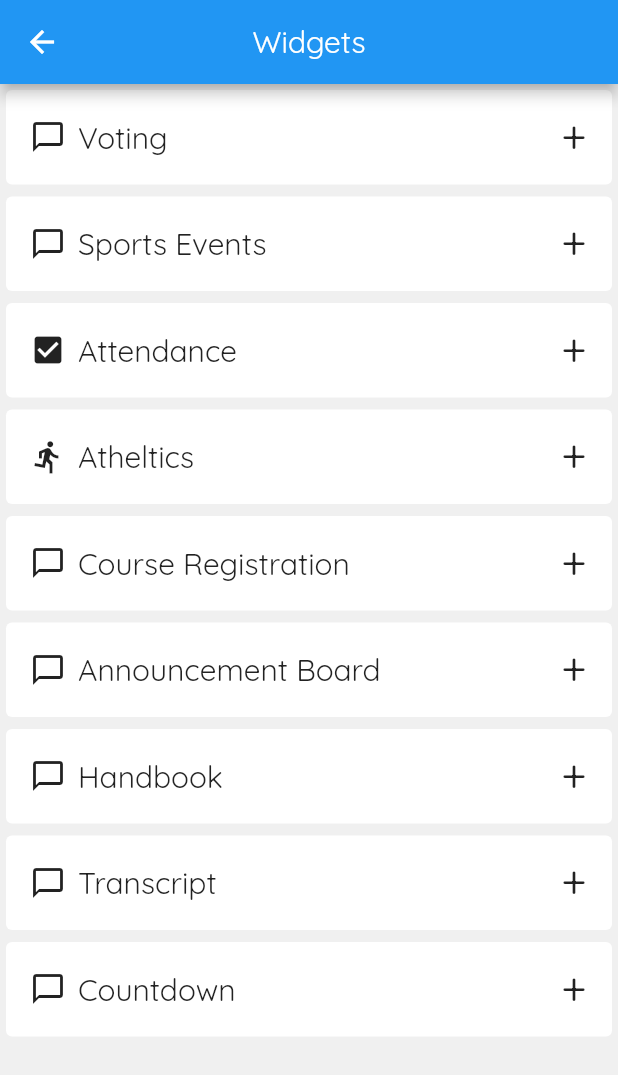
After one commit to Seb-Park/My-Milton-App, a Flutter app: the NavHub screen opened directly, on a phone screen of 412 x 824 dp. The commit adds this screen. Shown: the top 1075 px of the screen. Run offline on Flutter 3.47's test engine with Material 2 defaults, Android fonts, the phone set to English and light mode, and no system bars; our stand-ins replace cloud_firestore, curved_navigation_bar, firebase_auth, google_fonts, google_sign_in; accounts and stored records are empty; project files that could hold a hidden picture were left out.

Commit message:
Add the error messages (that don't work) and the Hub functionality.
The error message function doesn't work because every time you log out it rebuilds the page twice because it builds it then detects an auth state change nad builds it again. A fix to this would be to only log out once you click the log in button. For example, when you log in with a non-Milton.edu email, it logs you out right away and sends you to the login screen with an error message but it could instead send you to the page with the error message and log you out once you clicked log in.

```diff
--- a/my_milton/lib/components/period.dart
+++ b/my_milton/lib/components/period.dart
@@ -87,7 +87,7 @@ classDetailDialog(BuildContext context, String className, String teacher,
       builder: (context) {
         return AlertDialog(
           shape: RoundedRectangleBorder(
-              borderRadius: BorderRadius.all(Radius.circular(15.0))),
+              borderRadius: BorderRadius.all(Radius.circular(5.0))),
           content: Stack(
             alignment: Alignment.center,
             children: <Widget>[
--- /dev/null
+++ b/my_milton/lib/screens/navpage/navpage.dart
@@ -0,0 +1,154 @@
+import 'package:flutter/material.dart';
+import 'package:cloud_firestore/cloud_firestore.dart';
+import 'package:my_milton/screens/home/home.dart';
+import 'package:my_milton/services/google_user.dart';
+import 'package:provider/provider.dart';
+
+class NavHub extends StatefulWidget {
+  NavHub({Key key, this.isAdding}) : super(key: key);
+
+  final bool isAdding;
+
+  @override
+  _NavHubState createState() => _NavHubState();
+}
+
+Map<int, IconData> iconMap = {
+  0: Icons.home,
+  1: Icons.chat_bubble_outline,
+  2: Icons.add_box,
+  3: Icons.people,
+  4: Icons.settings,
+  5: Icons.directions_run,
+  6: Icons.check_box,
+};
+
+Map<int, Widget> pagesMap = {
+  0: MyHomePage(title: "MyMilton",),
+  1: MyHomePage(title: "MyChats",),
+  2: NavHub(),
+  3: MyHomePage(title: "MyContacts",),
+  4: MyHomePage(title: "MySettings",),
+  5: MyHomePage(title: "MySports",),
+  6: MyHomePage(title: "MyAttendance",),
+};
+
+Map<int, String> pageTitleMap = {
+  0: "MyMilton",
+  1: "Announcements",
+  2: "Hub",
+  3: "Contacts",
+  4: "Settings",
+  5: "Sports Events",
+  6: "Attendance",
+};
+
+class _NavHubState extends State<NavHub> {
+
+
+  Future<List> getPins(int pinNo) async {
+    DocumentReference userProfile = Firestore.instance
+        .document('users/' + Provider.of<AppUser>(context).id);
+
+    userProfile.get().then((profile) {
+      var currentPins = profile.data['hub_apps'] as List;
+      return currentPins;
+    });
+
+    return [];
+  }
+
+  Future addPin(int pinNo) async {
+    DocumentReference userProfile = Firestore.instance
+        .document('users/' + Provider.of<AppUser>(context).id);
+
+    userProfile.get().then((profile) {
+      var currentPins = profile.data['hub_apps'] as List;
+      if (!currentPins.contains(pinNo)) {
+        currentPins.add(pinNo);
+      } else {
+        currentPins.remove(pinNo);
+      }
+      print(currentPins.toString());
+      userProfile.setData({'hub_apps': currentPins}, merge: true);
+    });
+  }
+
+  Widget navHubListItem(String title, int hubNo) {
+    return Card(
+      elevation: 0.0, //Change this maybe?
+      child: MaterialButton(
+        splashColor: Colors.cyan,
+        elevation: 0.0,
+        child: Padding(
+          padding: const EdgeInsets.only(top: 8.0, bottom: 8.0, left: 0.0),
+          child: Container(
+            child: Row(
+              mainAxisAlignment: MainAxisAlignment.spaceBetween,
+              children: <Widget>[
+                Row(
+                  children: <Widget>[
+                    Row(
+                      children: <Widget>[
+                        Icon(iconMap[hubNo]),
+                        Padding(
+                          padding: const EdgeInsets.only(left: 8.0),
+                          child: Text(
+                            title,
+                            style: TextStyle(
+                                fontFamily: 'Quicksand', fontSize: 20),
+                          ),
+                        ),
+                      ],
+                    ),
+                  ],
+                ),
+                Column(
+                  children: <Widget>[
+                    Padding(
+                      padding: const EdgeInsets.all(1.0),
+                      child: Text("+",
+                          style:
+                              TextStyle(fontFamily: 'Quicksand', fontSize: 30)),
+                    ),
+                    SizedBox(
+                      height: 7,
+                    )
+                  ],
+                ),
+              ],
+            ),
+          ),
+        ),
+        onPressed: () {
+          addPin(hubNo);
+        },
+      ),
+    );
+  }
+
+  @override
+  Widget build(BuildContext context) {
+    return Scaffold(
+      appBar: AppBar(
+        title: Text(
+          "Widgets",
+          style: TextStyle(fontFamily: 'Quicksand'),
+        ),
+        centerTitle: true,
+      ),
+      body: Center(
+          child: ListView(children: <Widget>[
+        navHubListItem("Voting", 1),
+        navHubListItem("Sports Events", 1),
+        navHubListItem("Attendance", 6),
+        navHubListItem("Atheltics", 5),
+        navHubListItem("Course Registration", 1),
+        navHubListItem("Announcement Board", 1),
+        navHubListItem("Handbook", 1),
+        navHubListItem("Transcript", 1),
+        navHubListItem("Countdown", 1),
+      ])),
+    );
+  }
+}
--- a/my_milton/lib/screens/wrapper.dart
+++ b/my_milton/lib/screens/wrapper.dart
@@ -14,17 +14,17 @@ class Wrapper extends StatelessWidget {
     print("Reload");
 //    return LoginPage();
 //    return MyHomePage(title: "MyMilton");
-    return (StreamBuilder<FirebaseUser>(
+    return StreamBuilder<FirebaseUser>(
       stream: FirebaseAuth.instance.onAuthStateChanged,
       builder: (context, snapshot) {
-        if (FirebaseAuth.instance.currentUser() != null&&user!=null) {
+        if (FirebaseAuth.instance.currentUser() != null && user != null) {
           return MyHomePage(title: "MyMilton");
 //          return LoginPage();
         } else {
           return LoginPage();
         }
       },
-    ));
+    );
     if (user == null) {
 //      print("!!!" + user.username + " is now the name of the user.");
       print("It's the non-usernamed login page");
```
Also changed, not shown: my_milton/lib/screens/auth-screen/auth.dart (+25 -10 lines), my_milton/lib/screens/home/home.dart (+97 -28 lines).
